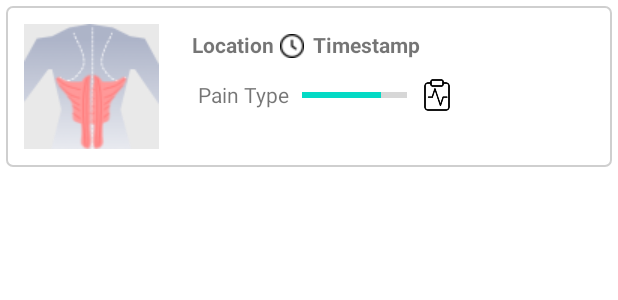
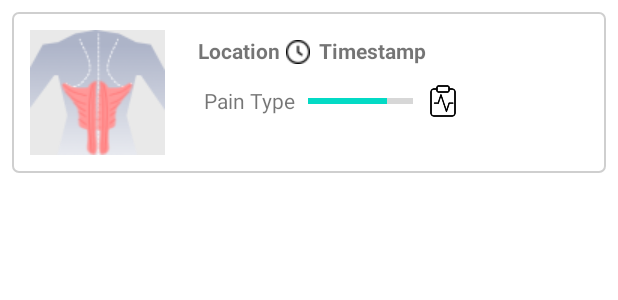
Before and after one commit to 2024-KMU-Mobile-Project-Health-Care/Main-Repo, an Android app: the layout pain_data_item.xml on its own in the app's theme, with its tools: preview values and no code run, on a phone screen of 412 x 824 dp. Shown: the top 300 px of the screen. Run offline under Robolectric (Android 15) with nearby library versions, the phone set to English and light mode, and no system bars.

Commit message:
delete action bar and make item appear bottom of the 입력 button

```diff
--- a/app/src/main/res/layout/activity_pain_gui.xml
+++ b/app/src/main/res/layout/activity_pain_gui.xml
@@ -22,6 +22,7 @@
                 android:layout_height="wrap_content"
                 android:orientation="vertical"
                 android:padding="8dp"
+                android:layout_marginTop="50dp"
                 app:layout_constraintTop_toBottomOf="@id/main"
                 />
         </ScrollView>
--- a/app/src/main/res/layout/pain_data_item.xml
+++ b/app/src/main/res/layout/pain_data_item.xml
@@ -7,7 +7,7 @@
     android:layout_height="wrap_content"
     android:columnCount="2"
     android:padding="8dp"
-    android:layout_margin="4dp">
+    android:layout_margin="8dp">
 
     <ImageView
         android:id="@+id/item_img"
@@ -19,7 +19,7 @@
         android:layout_marginRight="14dp"/>
 
     <LinearLayout
-        android:layout_width="wrap_content"
+        android:layout_width="match_parent"
         android:layout_height="wrap_content"
         android:orientation="vertical"
         android:layout_margin="4dp">
@@ -55,7 +55,7 @@
         </LinearLayout>
 
         <LinearLayout
-            android:layout_width="wrap_content"
+            android:layout_width="match_parent"
             android:layout_height="wrap_content"
             android:orientation="horizontal"
             android:layout_margin="4dp">
--- a/app/src/main/res/values/themes.xml
+++ b/app/src/main/res/values/themes.xml
@@ -1,16 +1,24 @@
 <resources xmlns:tools="http://schemas.android.com/tools">
-    <!-- Base application theme. -->
-    <style name="Theme.HealthCareProject" parent="Theme.MaterialComponents.DayNight.DarkActionBar">
-        <!-- Primary brand color. -->
+    <!-- Base application theme -->
+    <style name="Theme.HealthCareProject" parent="Theme.MaterialComponents.DayNight.NoActionBar">
+        <!-- Primary brand color -->
         <item name="colorPrimary">@color/purple_500</item>
         <item name="colorPrimaryVariant">@color/purple_700</item>
         <item name="colorOnPrimary">@color/white</item>
-        <!-- Secondary brand color. -->
+
+        <!-- Secondary brand color -->
         <item name="colorSecondary">@color/teal_200</item>
         <item name="colorSecondaryVariant">@color/teal_700</item>
         <item name="colorOnSecondary">@color/black</item>
-        <!-- Status bar color. -->
+
+        <!-- Background color -->
+        <item name="android:windowBackground">@color/white</item>
+
+        <!-- StatusBar color -->
         <item name="android:statusBarColor">?attr/colorPrimaryVariant</item>
-        <!-- Customize your theme here. -->
+        <item name="android:windowLightStatusBar">true</item>
+
+        <!-- Elevation Overlay -->
+        <item name="elevationOverlayColor">#B3FFFFFF</item>
     </style>
 </resources>
```
